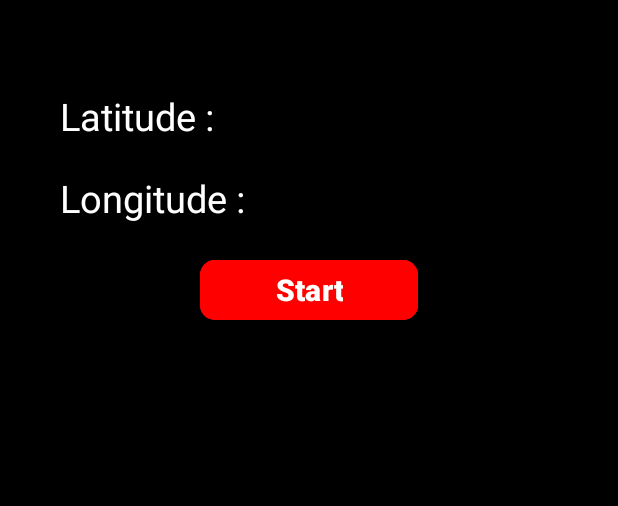
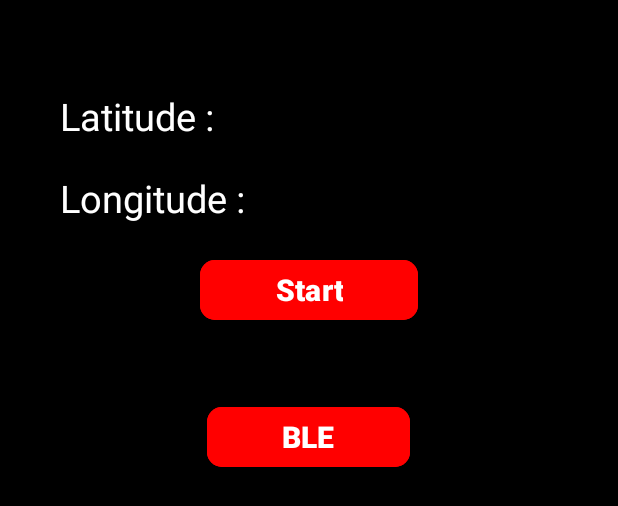
Before and after one commit to PrabhakarYdv/Pointo-Assignment, an Android app: the layout activity_main.xml on its own in the app's theme, with its tools: preview values and no code run, on a phone screen of 412 x 824 dp. Shown: the top 506 px of the screen. Run offline under Robolectric (Android 15) with nearby library versions, the phone set to English and light mode, and no system bars.

```diff
--- a/app/src/main/res/layout/activity_main.xml
+++ b/app/src/main/res/layout/activity_main.xml
@@ -43,4 +43,18 @@
         android:textStyle="bold"
         app:cornerRadius="10dp" />
 
+    <com.google.android.material.button.MaterialButton
+        android:id="@+id/btnBLE"
+        android:layout_width="wrap_content"
+        android:layout_height="wrap_content"
+        android:layout_gravity="center"
+        android:layout_marginTop="50dp"
+        android:backgroundTint="#FF0000"
+        android:paddingHorizontal="50dp"
+        android:text="BLE"
+        android:textColor="#FFFFFF"
+        android:textSize="20dp"
+        android:textStyle="bold"
+        app:cornerRadius="10dp" />
+
 </LinearLayout>
```
Also changed, not shown: app/src/main/AndroidManifest.xml (+10 -2 lines), app/src/main/java/com/prabhakar/pointoassignment/BLEActivity.kt (added, +11 -0 lines), app/src/main/java/com/prabhakar/pointoassignment/MainActivity.kt (+71 -3 lines), app/src/main/res/layout/activity_bleactivity.xml (added, +9 -0 lines).
